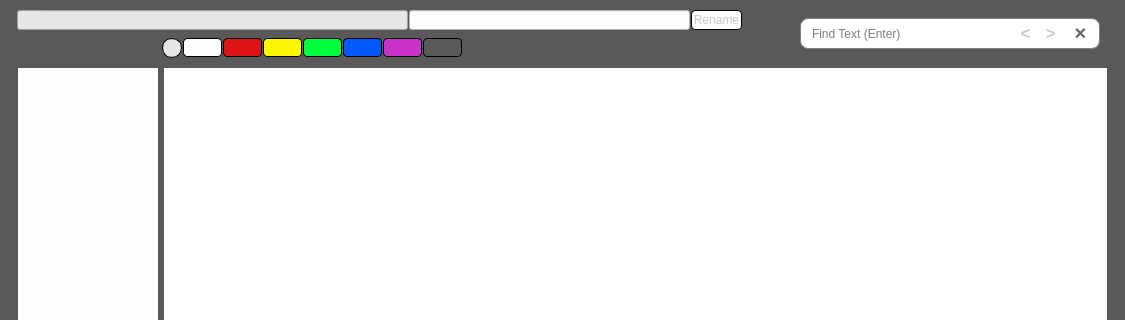
This is GUI/ui/dialog_viewer.ui in dudtj5307/CSV-Viewer as Qt 5 draws it before an edit; both pictures show x 0 to 1125 and y 0 to 320 of the 1125 by 702 pixel window. The edited form follows.
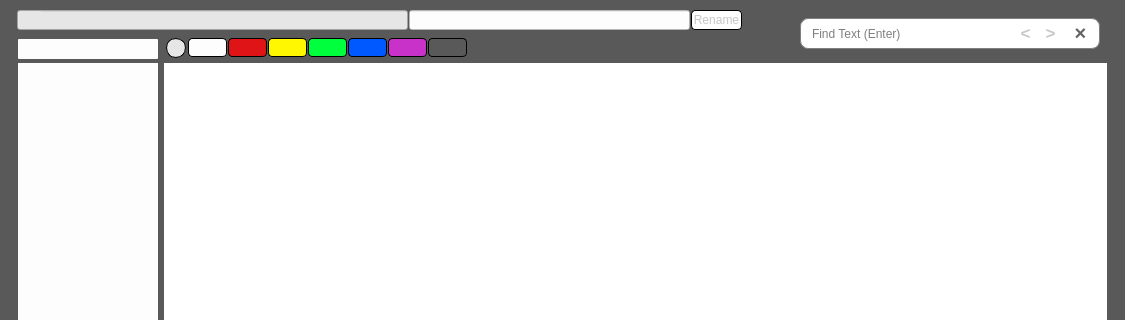
This is the edited form.

```diff
--- a/GUI/ui/dialog_viewer.ui
+++ b/GUI/ui/dialog_viewer.ui
@@ -349,7 +349,7 @@
        </property>
        <property name="geometry">
         <rect>
-         <x>254</x>
+         <x>259</x>
          <y>29</y>
          <width>39</width>
          <height>19</height>
@@ -385,7 +385,7 @@
        </property>
        <property name="geometry">
         <rect>
-         <x>294</x>
+         <x>299</x>
          <y>29</y>
          <width>39</width>
          <height>19</height>
@@ -421,7 +421,7 @@
        </property>
        <property name="geometry">
         <rect>
-         <x>334</x>
+         <x>339</x>
          <y>29</y>
          <width>39</width>
          <height>19</height>
@@ -457,7 +457,7 @@
        </property>
        <property name="geometry">
         <rect>
-         <x>174</x>
+         <x>179</x>
          <y>29</y>
          <width>39</width>
          <height>19</height>
@@ -493,7 +493,7 @@
        </property>
        <property name="geometry">
         <rect>
-         <x>214</x>
+         <x>219</x>
          <y>29</y>
          <width>39</width>
          <height>19</height>
@@ -528,7 +528,7 @@
        </property>
        <property name="geometry">
         <rect>
-         <x>153</x>
+         <x>157</x>
          <y>29</y>
          <width>20</width>
          <height>20</height>
@@ -575,7 +575,7 @@
        </property>
        <property name="geometry">
         <rect>
-         <x>414</x>
+         <x>419</x>
          <y>29</y>
          <width>39</width>
          <height>19</height>
@@ -708,7 +708,7 @@
        </property>
        <property name="geometry">
         <rect>
-         <x>374</x>
+         <x>379</x>
          <y>29</y>
          <width>39</width>
          <height>19</height>
@@ -757,6 +757,41 @@
         <number>0</number>
        </property>
       </widget>
+      <widget class="QLineEdit" name="edit_csvname_find">
+       <property name="geometry">
+        <rect>
+         <x>9</x>
+         <y>30</y>
+         <width>140</width>
+         <height>20</height>
+        </rect>
+       </property>
+       <property name="sizePolicy">
+        <sizepolicy hsizetype="MinimumExpanding" vsizetype="Fixed">
+         <horstretch>0</horstretch>
+         <verstretch>0</verstretch>
+        </sizepolicy>
+       </property>
+       <property name="minimumSize">
+        <size>
+         <width>140</width>
+         <height>0</height>
+        </size>
+       </property>
+       <property name="maximumSize">
+        <size>
+         <width>140</width>
+         <height>16777215</height>
+        </size>
+       </property>
+       <property name="styleSheet">
+        <string notr="true">QLineEdit {
+	background-color: rgb(253, 253, 253);
+    border-radius: 1px;
+	padding-left: 2px;
+}</string>
+       </property>
+      </widget>
      </widget>
     </item>
     <item row="1" column="0" colspan="3">
@@ -771,6 +806,9 @@
        <enum>QFrame::Shadow::Raised</enum>
       </property>
       <layout class="QGridLayout" name="gridLayout">
+       <property name="topMargin">
+        <number>4</number>
+       </property>
        <item row="0" column="1">
         <widget class="QTableView" name="table_csv">
          <property name="enabled">
```
